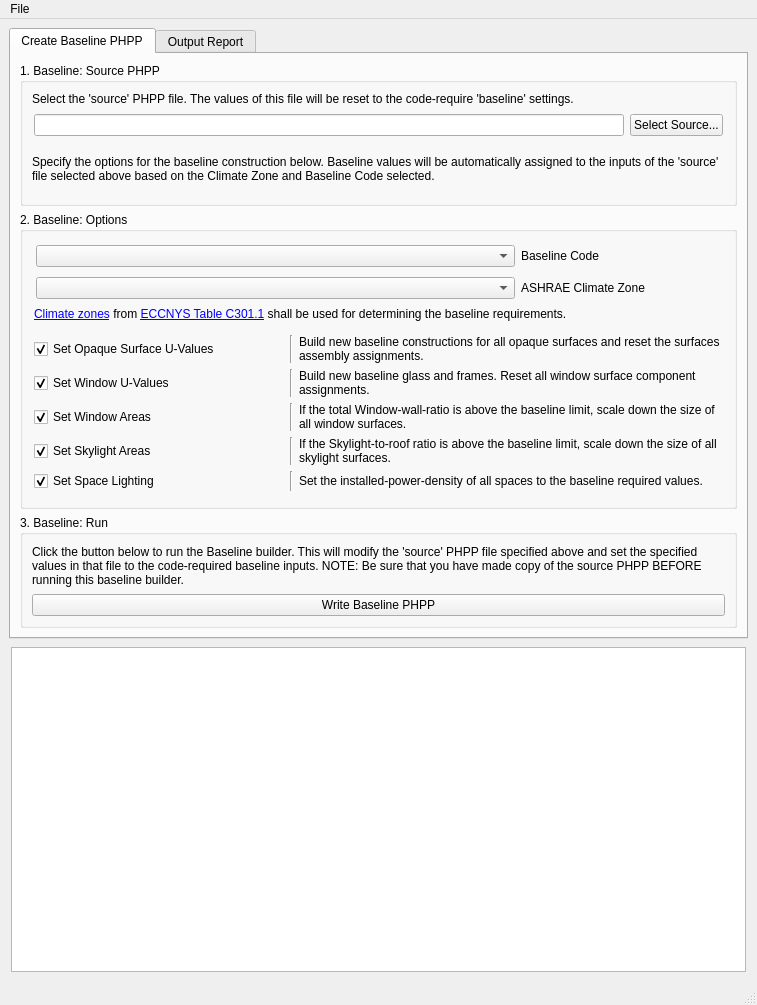
Qt form App/views/ui_files/layout_app.ui (PH-Tools/CarbonCheck) before a commit.
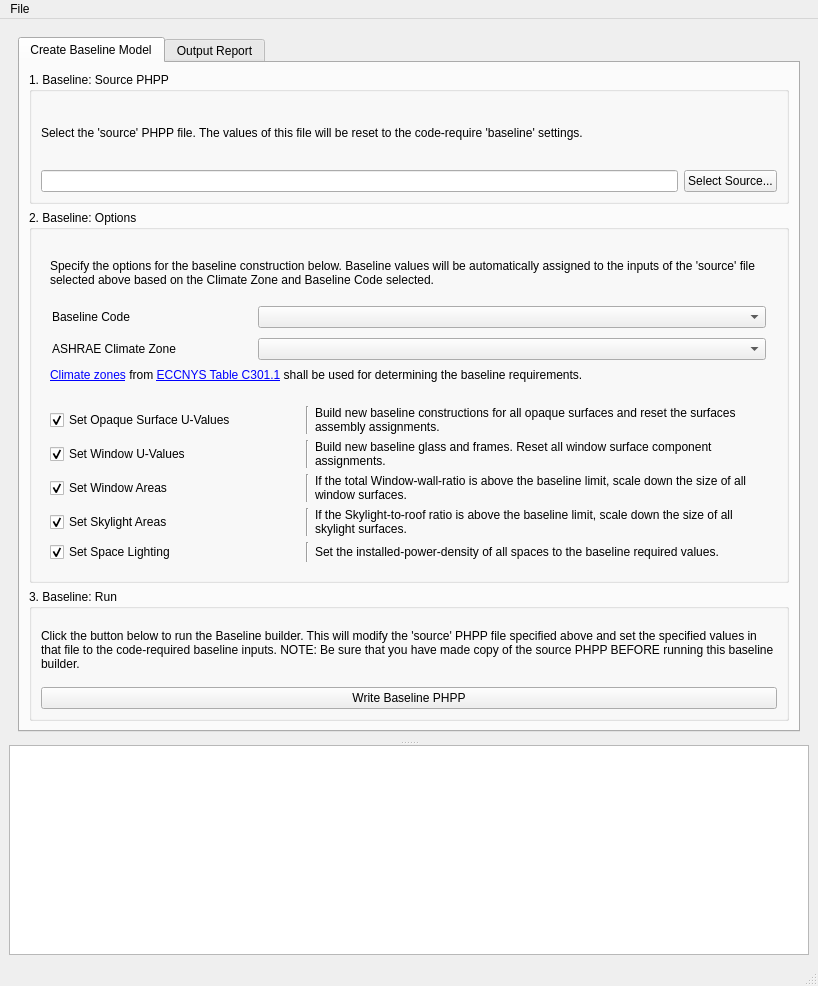
The same form after that commit.

What changed in the file:
```diff
--- a/App/views/ui_files/layout_app.ui
+++ b/App/views/ui_files/layout_app.ui
@@ -6,17 +6,30 @@
    <rect>
     <x>0</x>
     <y>0</y>
-    <width>757</width>
-    <height>1005</height>
+    <width>818</width>
+    <height>986</height>
    </rect>
   </property>
   <property name="windowTitle">
    <string>CarbonCheck</string>
   </property>
   <widget class="QWidget" name="container_body">
-   <layout class="QVBoxLayout" name="verticalLayout" stretch="0,0">
-    <item>
-     <widget class="QTabWidget" name="tabWidget">
+   <layout class="QGridLayout" name="gridLayout_5">
+    <item row="0" column="0">
+     <widget class="QSplitter" name="splitter">
+      <property name="orientation">
+       <enum>Qt::Vertical</enum>
+      </property>
+      <widget class="QFrame" name="frame_output">
+       <property name="frameShape">
+        <enum>QFrame::NoFrame</enum>
+       </property>
+       <property name="frameShadow">
+        <enum>QFrame::Raised</enum>
+       </property>
+       <layout class="QGridLayout" name="gridLayout_4">
+        <item row="0" column="0">
+         <widget class="QTabWidget" name="tabs">
       <property name="sizePolicy">
        <sizepolicy hsizetype="Expanding" vsizetype="Expanding">
         <horstretch>0</horstretch>
@@ -33,16 +46,10 @@
        <bool>true</bool>
       </property>
       <widget class="QWidget" name="tab_CreateBaseline">
-       <property name="maximumSize">
-        <size>
-         <width>1157</width>
-         <height>709</height>
-        </size>
-       </property>
        <attribute name="title">
-        <string>Create Baseline PHPP</string>
-       </attribute>
-       <layout class="QVBoxLayout" name="verticalLayout_6">
+            <string>Create Baseline Model</string>
+           </attribute>
+           <layout class="QVBoxLayout" name="verticalLayout_10">
         <item>
          <widget class="QFrame" name="frame_baseline">
           <property name="frameShape">
@@ -69,7 +76,7 @@
              <property name="title">
               <string>1. Baseline: Source PHPP</string>
              </property>
-             <layout class="QVBoxLayout" name="verticalLayout_8">
+                 <layout class="QVBoxLayout" name="verticalLayout_6">
               <item>
                <widget class="QLabel" name="label_3">
                 <property name="text">
@@ -81,19 +88,7 @@
                </widget>
               </item>
               <item>
-               <layout class="QHBoxLayout" name="horizontalLayout_4">
-                <property name="leftMargin">
-                 <number>2</number>
-                </property>
-                <property name="topMargin">
-                 <number>2</number>
-                </property>
-                <property name="rightMargin">
-                 <number>2</number>
-                </property>
-                <property name="bottomMargin">
-                 <number>2</number>
-                </property>
+                   <layout class="QHBoxLayout" name="horizontalLayout_5">
                 <item>
                  <widget class="QLineEdit" name="lineEdit_selectSourcePHPPforBaseliner"/>
                 </item>
@@ -106,22 +101,6 @@
                 </item>
                </layout>
               </item>
-              <item>
-               <widget class="QLabel" name="label_9">
-                <property name="minimumSize">
-                 <size>
-                  <width>0</width>
-                  <height>50</height>
-                 </size>
-                </property>
-                <property name="text">
-                 <string>Specify the options for the baseline construction below. Baseline values will be automatically assigned to the inputs of the 'source' file selected above based on the Climate Zone and Baseline Code selected.</string>
-                </property>
-                <property name="wordWrap">
-                 <bool>true</bool>
-                </property>
-               </widget>
-              </item>
              </layout>
             </widget>
            </item>
@@ -136,31 +115,35 @@
              <property name="title">
               <string>2. Baseline: Options</string>
              </property>
-             <layout class="QVBoxLayout" name="verticalLayout_9">
+                 <layout class="QVBoxLayout" name="verticalLayout">
               <item>
                <widget class="QFrame" name="frame_10">
                 <property name="frameShadow">
                  <enum>QFrame::Raised</enum>
                 </property>
-                <layout class="QVBoxLayout" name="verticalLayout_10">
-                 <property name="leftMargin">
-                  <number>2</number>
-                 </property>
-                 <property name="topMargin">
-                  <number>2</number>
-                 </property>
-                 <property name="rightMargin">
-                  <number>2</number>
-                 </property>
-                 <property name="bottomMargin">
-                  <number>2</number>
-                 </property>
+                    <layout class="QVBoxLayout" name="verticalLayout_3">
+                     <item>
+                      <widget class="QLabel" name="label_9">
+                       <property name="minimumSize">
+                        <size>
+                         <width>0</width>
+                         <height>50</height>
+                        </size>
+                       </property>
+                       <property name="text">
+                        <string>Specify the options for the baseline construction below. Baseline values will be automatically assigned to the inputs of the 'source' file selected above based on the Climate Zone and Baseline Code selected.</string>
+                       </property>
+                       <property name="wordWrap">
+                        <bool>true</bool>
+                       </property>
+                      </widget>
+                     </item>
                  <item>
                   <widget class="QFrame" name="frame_9">
                    <property name="frameShadow">
                     <enum>QFrame::Raised</enum>
                    </property>
-                   <layout class="QHBoxLayout" name="horizontalLayout_12" stretch="1,0">
+                       <layout class="QHBoxLayout" name="horizontalLayout" stretch="0,1">
                     <property name="leftMargin">
                      <number>2</number>
                     </property>
@@ -173,9 +156,6 @@
                     <property name="bottomMargin">
                      <number>2</number>
                     </property>
-                    <item>
-                     <widget class="QComboBox" name="comboBox_projBaselineCode"/>
-                    </item>
                     <item>
                      <widget class="QLabel" name="label_11">
                       <property name="minimumSize">
@@ -189,6 +169,9 @@
                       </property>
                      </widget>
                     </item>
+                        <item>
+                         <widget class="QComboBox" name="comboBox_projBaselineCode"/>
+                        </item>
                    </layout>
                   </widget>
                  </item>
@@ -197,7 +180,7 @@
                    <property name="frameShadow">
                     <enum>QFrame::Raised</enum>
                    </property>
-                   <layout class="QHBoxLayout" name="horizontalLayout_11" stretch="1,0">
+                       <layout class="QHBoxLayout" name="horizontalLayout_2" stretch="0,1">
                     <property name="leftMargin">
                      <number>2</number>
                     </property>
@@ -210,9 +193,6 @@
                     <property name="bottomMargin">
                      <number>2</number>
                     </property>
-                    <item>
-                     <widget class="QComboBox" name="comboBox_projASHRAEClimateZone"/>
-                    </item>
                     <item>
                      <widget class="QLabel" name="label_10">
                       <property name="minimumSize">
@@ -226,6 +206,9 @@
                       </property>
                      </widget>
                     </item>
+                        <item>
+                         <widget class="QComboBox" name="comboBox_projASHRAEClimateZone"/>
+                        </item>
                    </layout>
                   </widget>
                  </item>
@@ -247,19 +230,118 @@
                 <property name="frameShadow">
                  <enum>QFrame::Raised</enum>
                 </property>
-                <layout class="QGridLayout" name="gridLayout_3" columnstretch="0,0,1">
-                 <property name="leftMargin">
-                  <number>2</number>
-                 </property>
-                 <property name="topMargin">
-                  <number>6</number>
-                 </property>
-                 <property name="rightMargin">
-                  <number>2</number>
-                 </property>
-                 <property name="bottomMargin">
-                  <number>6</number>
-                 </property>
+                    <layout class="QGridLayout" name="gridLayout">
+                     <item row="0" column="0">
+                      <widget class="QCheckBox" name="checkBox_baseliner_setEnvelopeUValues">
+                       <property name="minimumSize">
+                        <size>
+                         <width>250</width>
+                         <height>0</height>
+                        </size>
+                       </property>
+                       <property name="text">
+                        <string>Set Opaque Surface U-Values</string>
+                       </property>
+                       <property name="checked">
+                        <bool>true</bool>
+                       </property>
+                      </widget>
+                     </item>
+                     <item row="0" column="1">
+                      <widget class="Line" name="line">
+                       <property name="orientation">
+                        <enum>Qt::Vertical</enum>
+                       </property>
+                      </widget>
+                     </item>
+                     <item row="0" column="2">
+                      <widget class="QLabel" name="label_4">
+                       <property name="text">
+                        <string>Build new baseline constructions for all opaque surfaces and reset the surfaces assembly assignments.</string>
+                       </property>
+                       <property name="wordWrap">
+                        <bool>true</bool>
+                       </property>
+                      </widget>
+                     </item>
+                     <item row="1" column="0">
+                      <widget class="QCheckBox" name="checkBox_baseliner_setWindowUValues">
+                       <property name="minimumSize">
+                        <size>
+                         <width>250</width>
+                         <height>0</height>
+                        </size>
+                       </property>
+                       <property name="text">
+                        <string>Set Window U-Values</string>
+                       </property>
+                       <property name="checked">
+                        <bool>true</bool>
+                       </property>
+                      </widget>
+                     </item>
+                     <item row="1" column="1">
+                      <widget class="Line" name="line_2">
+                       <property name="orientation">
+                        <enum>Qt::Vertical</enum>
+                       </property>
+                      </widget>
+                     </item>
+                     <item row="1" column="2">
+                      <widget class="QLabel" name="label_5">
+                       <property name="sizePolicy">
+                        <sizepolicy hsizetype="Expanding" vsizetype="Preferred">
+                         <horstretch>0</horstretch>
+                         <verstretch>0</verstretch>
+                        </sizepolicy>
+                       </property>
+                       <property name="minimumSize">
+                        <size>
+                         <width>0</width>
+                         <height>0</height>
+                        </size>
+                       </property>
+                       <property name="text">
+                        <string>Build new baseline glass and frames. Reset all window surface component assignments.</string>
+                       </property>
+                       <property name="wordWrap">
+                        <bool>true</bool>
+                       </property>
+                      </widget>
+                     </item>
+                     <item row="2" column="0">
+                      <widget class="QCheckBox" name="checkBox_baseliner_setWindowAreas">
+                       <property name="minimumSize">
+                        <size>
+                         <width>250</width>
+                         <height>0</height>
+                        </size>
+                       </property>
+                       <property name="text">
+                        <string>Set Window Areas</string>
+                       </property>
+                       <property name="checked">
+                        <bool>true</bool>
+                       </property>
+                      </widget>
+                     </item>
+                     <item row="2" column="1">
+                      <widget class="Line" name="line_3">
+                       <property name="orientation">
+                        <enum>Qt::Vertical</enum>
+                       </property>
+                      </widget>
+                     </item>
+                     <item row="2" column="2">
+                      <widget class="QLabel" name="label_8">
+                       <property name="text">
+                        <string>If the total Window-wall-ratio is above the baseline limit, scale down the size of all window surfaces.</string>
+                       </property>
+                       <property name="wordWrap">
+                        <bool>true</bool>
+                       </property>
+                      </widget>
+                     </item>
                  <item row="3" column="0">
                   <widget class="QCheckBox" name="checkBox_baseliner_setSkylightAreas">
                    <property name="minimumSize">
@@ -276,29 +358,10 @@
                    </property>
                   </widget>
                  </item>
-                 <item row="2" column="2">
-                  <widget class="QLabel" name="label_8">
-                   <property name="text">
-                    <string>If the total Window-wall-ratio is above the baseline limit, scale down the size of all window surfaces.</string>
-                   </property>
-                   <property name="wordWrap">
-                    <bool>true</bool>
-                   </property>
-                  </widget>
-                 </item>
-                 <item row="1" column="0">
-                  <widget class="QCheckBox" name="checkBox_baseliner_setWindowUValues">
-                   <property name="minimumSize">
-                    <size>
-                     <width>250</width>
-                     <height>0</height>
-                    </size>
-                   </property>
-                   <property name="text">
-                    <string>Set Window U-Values</string>
-                   </property>
-                   <property name="checked">
-                    <bool>true</bool>
+                     <item row="3" column="1">
+                      <widget class="Line" name="line_4">
+                       <property name="orientation">
+                        <enum>Qt::Vertical</enum>
                    </property>
                   </widget>
                  </item>
@@ -312,16 +375,6 @@
                    </property>
                   </widget>
                  </item>
-                 <item row="4" column="2">
-                  <widget class="QLabel" name="label_6">
-                   <property name="text">
-                    <string>Set the installed-power-density of all spaces to the baseline required values.</string>
-                   </property>
-                   <property name="wordWrap">
-                    <bool>true</bool>
-                   </property>
-                  </widget>
-                 </item>
                  <item row="4" column="0">
                   <widget class="QCheckBox" name="checkBox_baseliner_setSpaceLightingLPD">
                    <property name="minimumSize">
@@ -338,66 +391,6 @@
                    </property>
                   </widget>
                  </item>
-                 <item row="0" column="0">
-                  <widget class="QCheckBox" name="checkBox_baseliner_setEnvelopeUValues">
-                   <property name="minimumSize">
-                    <size>
-                     <width>250</width>
-                     <height>0</height>
-                    </size>
-                   </property>
-                   <property name="text">
-                    <string>Set Opaque Surface U-Values</string>
-                   </property>
-                   <property name="checked">
-                    <bool>true</bool>
-                   </property>
-                  </widget>
-                 </item>
-                 <item row="2" column="0">
-                  <widget class="QCheckBox" name="checkBox_baseliner_setWindowAreas">
-                   <property name="minimumSize">
-                    <size>
-                     <width>250</width>
-                     <height>0</height>
-                    </size>
-                   </property>
-                   <property name="text">
-                    <string>Set Window Areas</string>
-                   </property>
-                   <property name="checked">
-                    <bool>true</bool>
-                   </property>
-                  </widget>
-                 </item>
-                 <item row="0" column="1">
-                  <widget class="Line" name="line">
-                   <property name="orientation">
-                    <enum>Qt::Vertical</enum>
-                   </property>
-                  </widget>
-                 </item>
-                 <item row="1" column="1">
-                  <widget class="Line" name="line_2">
-                   <property name="orientation">
-                    <enum>Qt::Vertical</enum>
-                   </property>
-                  </widget>
-                 </item>
-                 <item row="2" column="1">
-                  <widget class="Line" name="line_3">
-                   <property name="orientation">
-                    <enum>Qt::Vertical</enum>
-                   </property>
-                  </widget>
-                 </item>
-                 <item row="3" column="1">
-                  <widget class="Line" name="line_4">
-                   <property name="orientation">
-                    <enum>Qt::Vertical</enum>
-                   </property>
-                  </widget>
-                 </item>
                  <item row="4" column="1">
                   <widget class="Line" name="line_5">
                    <property name="orientation">
@@ -405,32 +398,10 @@
                    </property>
                   </widget>
                  </item>
-                 <item row="1" column="2">
-                  <widget class="QLabel" name="label_5">
-                   <property name="sizePolicy">
-                    <sizepolicy hsizetype="Expanding" vsizetype="Preferred">
-                     <horstretch>0</horstretch>
-                     <verstretch>0</verstretch>
-                    </sizepolicy>
-                   </property>
-                   <property name="minimumSize">
-                    <size>
-                     <width>0</width>
-                     <height>0</height>
-                    </size>
-                   </property>
+                     <item row="4" column="2">
+                      <widget class="QLabel" name="label_6">
                    <property name="text">
-                    <string>Build new baseline glass and frames. Reset all window surface component assignments.</string>
-                   </property>
-                   <property name="wordWrap">
-                    <bool>true</bool>
-                   </property>
-                  </widget>
-                 </item>
-                 <item row="0" column="2">
-                  <widget class="QLabel" name="label_4">
-                   <property name="text">
-                    <string>Build new baseline constructions for all opaque surfaces and reset the surfaces assembly assignments.</string>
+                        <string>Set the installed-power-density of all spaces to the baseline required values.</string>
                    </property>
                    <property name="wordWrap">
                     <bool>true</bool>
@@ -448,7 +419,7 @@
              <property name="title">
               <string>3. Baseline: Run</string>
              </property>
-             <layout class="QVBoxLayout" name="verticalLayout_13">
+                 <layout class="QVBoxLayout" name="verticalLayout_4">
               <item>
                <widget class="QLabel" name="label_baselinerRunNote">
                 <property name="text">
@@ -487,25 +458,13 @@
           <property name="frameShadow">
            <enum>QFrame::Raised</enum>
           </property>
-          <layout class="QVBoxLayout" name="verticalLayout_2">
-           <property name="leftMargin">
-            <number>0</number>
-           </property>
-           <property name="topMargin">
-            <number>0</number>
-           </property>
-           <property name="rightMargin">
-            <number>0</number>
-           </property>
-           <property name="bottomMargin">
-            <number>0</number>
-           </property>
+              <layout class="QVBoxLayout" name="verticalLayout_9">
            <item>
             <widget class="QGroupBox" name="groupBox_Proj_Info">
              <property name="title">
               <string>1. Project Data</string>
              </property>
-             <layout class="QVBoxLayout" name="verticalLayout_3">
+                 <layout class="QVBoxLayout" name="verticalLayout_12">
               <item>
                <widget class="QFrame" name="frame">
                 <property name="frameShape">
@@ -517,9 +476,21 @@
                 <property name="lineWidth">
                  <number>0</number>
                 </property>
-                <layout class="QGridLayout" name="gridLayout_2" columnstretch="0,1">
-                 <item row="2" column="0">
-                  <layout class="QFormLayout" name="form_layout_project_info">
+                    <layout class="QGridLayout" name="gridLayout_3">
+                     <item row="0" column="0" colspan="2">
+                      <widget class="QLabel" name="lable_project_info">
+                       <property name="text">
+                        <string>Project Information</string>
+                       </property>
+                      </widget>
+                     </item>
+                     <item row="0" column="2">
+                      <widget class="QLabel" name="label_team_info">
+                       <property name="text">
+                        <string>Project Information</string>
+                       </property>
+                      </widget>
+                     </item>
                    <item row="1" column="0">
                     <widget class="QLabel" name="projectNameLabel">
                      <property name="text">
@@ -537,26 +508,7 @@
                      </property>
                     </widget>
                    </item>
-                   <item row="2" column="0">
-                    <widget class="QLabel" name="clientNameLabel">
-                     <property name="text">
-                      <string>Client Name:</string>
-                     </property>
-                    </widget>
-                   </item>
-                   <item row="2" column="1">
-                    <widget class="QLineEdit" name="line_edit_client_name">
-                     <property name="minimumSize">
-                      <size>
-                       <width>200</width>
-                       <height>0</height>
-                      </size>
-                     </property>
-                    </widget>
-                   </item>
-                  </layout>
-                 </item>
-                 <item row="2" column="1">
+                     <item row="1" column="2" rowspan="2">
                   <widget class="QTreeView" name="tree_view_team_info">
                    <property name="uniformRowHeights">
                     <bool>false</bool>
@@ -566,21 +518,24 @@
                    </property>
                   </widget>
                  </item>
-                 <item row="0" column="1">
-                  <widget class="QLabel" name="label_team_info">
+                     <item row="2" column="0">
+                      <widget class="QLabel" name="clientNameLabel">
                    <property name="text">
-                    <string>Project Information</string>
+                        <string>Client Name:</string>
                    </property>
                   </widget>
                  </item>
-                 <item row="0" column="0">
-                  <widget class="QLabel" name="lable_project_info">
-                   <property name="text">
-                    <string>Project Information</string>
+                     <item row="2" column="1">
+                      <widget class="QLineEdit" name="line_edit_client_name">
+                       <property name="minimumSize">
+                        <size>
+                         <width>200</width>
+                         <height>0</height>
+                        </size>
                    </property>
                   </widget>
                  </item>
-                 <item row="3" column="1">
+                     <item row="3" column="2">
                   <widget class="QPushButton" name="btn_add_team_info">
                    <property name="text">
                     <string>Add Project Team / Site</string>
@@ -598,17 +553,7 @@
              <property name="title">
               <string>2. Building Segment Data</string>
              </property>
-             <layout class="QGridLayout" name="gridLayout" rowminimumheight="0,0,0" columnminimumwidth="0,0">
-              <item row="1" column="1">
-               <widget class="QTreeView" name="tree_view_proposed"/>
-              </item>
-              <item row="0" column="1">
-               <widget class="QLabel" name="label_2">
-                <property name="text">
-                 <string>PROPOSED</string>
-                </property>
-               </widget>
-              </item>
+                 <layout class="QGridLayout" name="gridLayout_2">
               <item row="0" column="0">
                <widget class="QLabel" name="label">
                 <property name="text">
@@ -616,62 +561,46 @@
                 </property>
                </widget>
               </item>
-              <item row="1" column="0">
+                  <item row="0" column="2">
+                   <widget class="QLabel" name="label_2">
+                    <property name="text">
+                     <string>PROPOSED</string>
+                    </property>
+                   </widget>
+                  </item>
+                  <item row="1" column="0" colspan="2">
                <widget class="QTreeView" name="tree_view_baseline"/>
               </item>
-              <item row="2" column="1">
-               <layout class="QHBoxLayout" name="horizontalLayout_3" stretch="0,0">
-                <property name="spacing">
-                 <number>-1</number>
-                </property>
-                <property name="sizeConstraint">
-                 <enum>QLayout::SetMaximumSize</enum>
-                </property>
-                <property name="leftMargin">
-                 <number>0</number>
-                </property>
-                <property name="topMargin">
-                 <number>0</number>
-                </property>
-                <property name="rightMargin">
-                 <number>0</number>
-                </property>
-                <property name="bottomMargin">
-                 <number>0</number>
-                </property>
-                <item>
-                 <widget class="QPushButton" name="btn_add_proposed_seg">
-                  <property name="text">
-                   <string>Add Segment</string>
-                  </property>
-                 </widget>
-                </item>
-                <item>
-                 <widget class="QPushButton" name="btn_del_proposed_seg">
-                  <property name="text">
-                   <string>Remove Segment</string>
-                  </property>
-                 </widget>
-                </item>
-               </layout>
+                  <item row="1" column="2" colspan="2">
+                   <widget class="QTreeView" name="tree_view_proposed"/>
               </item>
               <item row="2" column="0">
-               <layout class="QHBoxLayout" name="horizontalLayout_2" stretch="0,0">
-                <item>
                  <widget class="QPushButton" name="btn_add_baseline_seg">
                   <property name="text">
                    <string>Add Segment</string>
                   </property>
                  </widget>
                 </item>
-                <item>
+                  <item row="2" column="1">
                  <widget class="QPushButton" name="btn_del_baseline_seg">
                   <property name="text">
                    <string>Remove Segment</string>
                   </property>
                  </widget>
                 </item>
-               </layout>
+                  <item row="2" column="2">
+                   <widget class="QPushButton" name="btn_add_proposed_seg">
+                    <property name="text">
+                     <string>Add Segment</string>
+                    </property>
+                   </widget>
+                  </item>
+                  <item row="2" column="3">
+                   <widget class="QPushButton" name="btn_del_proposed_seg">
+                    <property name="text">
+                     <string>Remove Segment</string>
+                    </property>
+                   </widget>
               </item>
              </layout>
             </widget>
@@ -681,7 +610,7 @@
              <property name="title">
               <string>3. Create Report</string>
              </property>
-             <layout class="QVBoxLayout" name="verticalLayout_4">
+                 <layout class="QVBoxLayout" name="verticalLayout_11">
               <item>
                <widget class="QFrame" name="frame_create_report">
                 <property name="frameShape">
@@ -690,7 +619,7 @@
                 <property name="frameShadow">
                  <enum>QFrame::Raised</enum>
                 </property>
-                <layout class="QHBoxLayout" name="horizontalLayout_6">
+                    <layout class="QHBoxLayout" name="horizontalLayout_3">
                  <item>
                   <widget class="QPushButton" name="btn_create_report">
                    <property name="text">
@@ -711,35 +640,13 @@
       </widget>
      </widget>
     </item>
-    <item>
-     <widget class="QFrame" name="frame_output">
-      <property name="frameShape">
-       <enum>QFrame::NoFrame</enum>
-      </property>
-      <property name="frameShadow">
-       <enum>QFrame::Raised</enum>
-      </property>
-      <layout class="QHBoxLayout" name="horizontalLayout">
-       <property name="leftMargin">
-        <number>2</number>
-       </property>
-       <property name="topMargin">
-        <number>2</number>
-       </property>
-       <property name="rightMargin">
-        <number>2</number>
-       </property>
-       <property name="bottomMargin">
-        <number>2</number>
-       </property>
-       <item>
+       </layout>
+      </widget>
         <widget class="QTextEdit" name="textEdit_output">
          <property name="readOnly">
           <bool>true</bool>
          </property>
         </widget>
-       </item>
-      </layout>
      </widget>
     </item>
    </layout>
@@ -749,7 +656,7 @@
     <rect>
      <x>0</x>
      <y>0</y>
-     <width>757</width>
+     <width>818</width>
      <height>37</height>
     </rect>
    </property>
```
Lines whose indentation alone changed are shown as unchanged.
